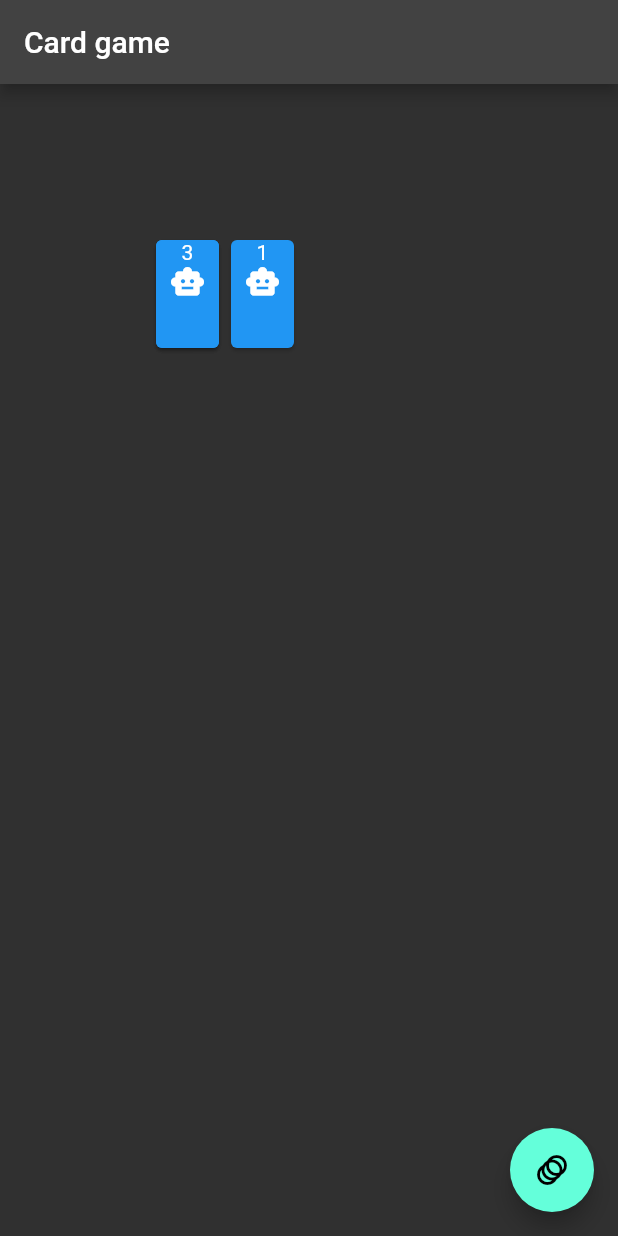
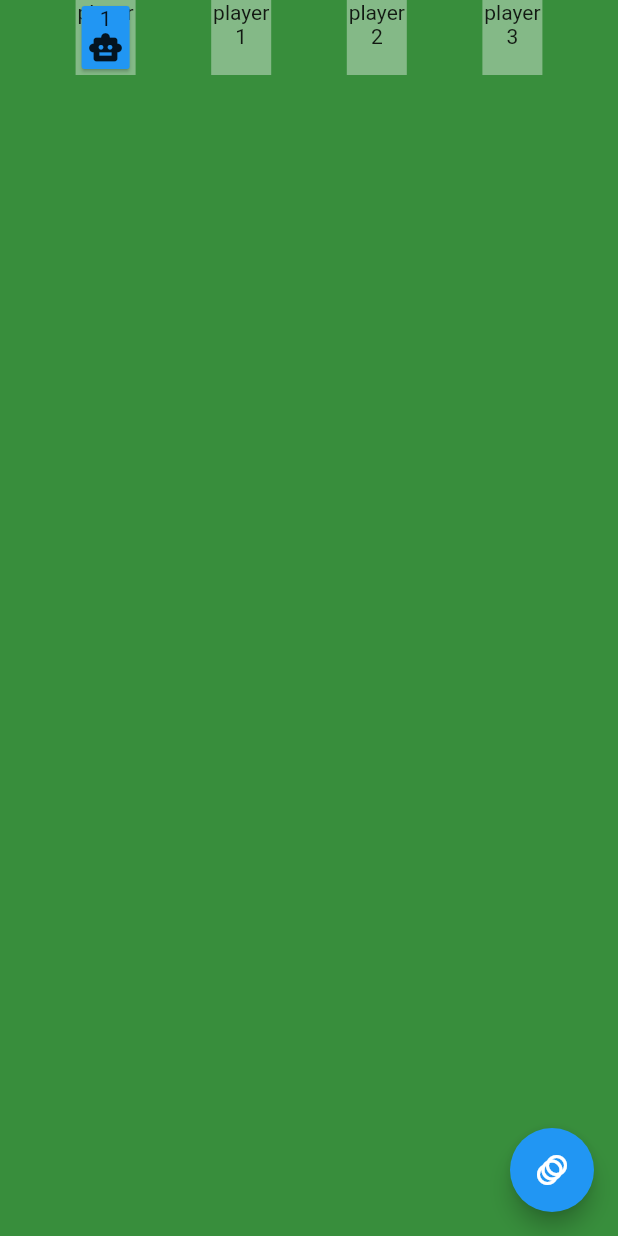
Before and after one commit to stephtelolahy/SixTakes, a Flutter app: the screen it shows after launch, after a tap on the "animation" icon, on a phone screen of 412 x 824 dp. Run offline on Flutter 3.47's test engine with Material 2 defaults, Android fonts, the light colour scheme and no system bars; our stand-ins replace equatable, rxdart.

Commit message:
animate card using globalKey

```diff
--- a/lib/main.dart
+++ b/lib/main.dart
@@ -7,14 +7,13 @@ void main() => runApp(const MyApp());
 class MyApp extends StatelessWidget {
   const MyApp({Key? key}) : super(key: key);
 
-  static const String _title = 'Flutter Card Game';
+  static const String _title = '6takes!';
 
   @override
   Widget build(BuildContext context) {
-    return MaterialApp(
+    return const MaterialApp(
       title: _title,
-      theme: ThemeData(brightness: Brightness.dark),
-      home: const GameView(),
+      home: GameView(),
     );
   }
 }
--- a/lib/ui/game/game_model.dart
+++ b/lib/ui/game/game_model.dart
@@ -1,5 +1,3 @@
-import 'dart:ui';
-
 import 'package:flutter/widgets.dart';
 
 class DisplayableCard {
@@ -7,14 +5,14 @@ class DisplayableCard {
   final int bulls;
   bool covered;
   bool hidden;
-  Rect position;
+  String renderKey;
 
   DisplayableCard({
     required this.value,
     required this.bulls,
     this.covered = false,
     this.hidden = false,
-    required this.position,
+    required this.renderKey,
   });
 }
 
@@ -23,21 +21,13 @@ class GameModel extends ChangeNotifier {
 
   List<DisplayableCard> get cards => _cards;
 
-  void init() {
-    _cards.addAll(
-      List.generate(
-        3,
-        (idx) => DisplayableCard(
-          value: idx + 1,
-          bulls: 1,
-          position: const Rect.fromLTWH(100, 100, 50, 80),
-        ),
-      ),
-    );
-  }
-
   void update() {
-    _cards[0].position = _cards[0].position.translate(50, 0);
+    if (_cards.isEmpty) {
+      final card = DisplayableCard(value: 1, bulls: 1, renderKey: 'player0');
+      _cards.add(card);
+    } else {
+      _cards[0].renderKey = 'player1';
+    }
     notifyListeners();
   }
 }
--- a/lib/ui/game/game_view.dart
+++ b/lib/ui/game/game_view.dart
@@ -10,31 +10,105 @@ class GameView extends StatelessWidget {
   @override
   Widget build(BuildContext context) {
     return ChangeNotifierProvider<GameModel>(
-      create: (context) => GameModel()..init(),
+      create: (context) => GameModel(),
       builder: (context, _) => Scaffold(
-        appBar: AppBar(title: const Text('Card game')),
+        backgroundColor: Colors.green[700],
         floatingActionButton: FloatingActionButton(
           onPressed: () => context.read<GameModel>().update(),
           child: const Icon(Icons.animation),
         ),
-        body: const GameBoard(),
+        body: GameBoard(),
       ),
     );
   }
 }
 
 class GameBoard extends StatelessWidget {
-  const GameBoard({Key? key}) : super(key: key);
+  GameBoard({Key? key}) : super(key: key);
+
+  static const double CARD_WIDTH = 40;
+  static const double CARD_HEIGHT = 50;
+
+  final Map<String, GlobalKey> _globalKeys = {
+    'player0': GlobalKey(),
+    'player1': GlobalKey(),
+    'player2': GlobalKey(),
+    'player3': GlobalKey()
+  };
 
   @override
   Widget build(BuildContext context) {
     return Consumer<GameModel>(builder: (context, model, child) {
-      return Container(
-        constraints: const BoxConstraints.expand(),
-        child: Stack(
-          children: model.cards.map((e) => CardWidget(data: e)).toList(),
-        ),
+      return Stack(
+        children: <Widget>[
+              SafeArea(
+                child: Column(
+                  children: [
+                    _buildOthers(context),
+                    //_buildPlayground(context, discard: _gameController.discard),
+                    //_buildYou(context, _gameController.you, state),
+                    //_buildHand(context, _gameController.you.hand),
+                  ],
+                ),
+              )
+            ] +
+            model.cards
+                .map((e) => CardWidget(data: e, renderBox: _globalKeys[e.renderKey]!.renderBox()))
+                .toList(),
       );
     });
   }
+
+  Widget _buildOthers(BuildContext context) {
+    return Row(
+      mainAxisAlignment: MainAxisAlignment.spaceEvenly,
+      crossAxisAlignment: CrossAxisAlignment.start,
+      children: List.generate(
+          4,
+          (idx) => CardPlaceholder(
+                key: _globalKeys['player$idx'],
+                name: 'player$idx',
+                width: CARD_WIDTH,
+                height: CARD_HEIGHT,
+              )).toList(),
+    );
+  }
 }
+
+class CardPlaceholder extends StatelessWidget {
+  final String name;
+  final double width;
+  final double height;
+
+  const CardPlaceholder({
+    Key? key,
+    required this.name,
+    required this.width,
+    required this.height,
+  }) : super(key: key);
+
+  @override
+  Widget build(BuildContext context) {
+    return Container(
+      color: Colors.white38,
+      width: width,
+      height: height,
+      child: Text(
+        name,
+        textAlign: TextAlign.center,
+      ),
+    );
+  }
+}
+
+extension Positionning on GlobalKey {
+  Rect renderBox() {
+    final context = currentContext;
+    if (context == null) {
+      throw Exception("Missing GlobalKey context");
+    }
+    final box = context.findRenderObject() as RenderBox;
+    final offset = box.localToGlobal(Offset.zero);
+    return Rect.fromLTWH(offset.dx, offset.dy, box.size.width, box.size.height);
+  }
+}
--- a/lib/ui/game/widgets/card_widget.dart
+++ b/lib/ui/game/widgets/card_widget.dart
@@ -4,17 +4,22 @@ import '../game_model.dart';
 
 class CardWidget extends StatelessWidget {
   final DisplayableCard data;
+  final Rect renderBox;
 
-  const CardWidget({Key? key, required this.data}) : super(key: key);
+  const CardWidget({
+    Key? key,
+    required this.data,
+    required this.renderBox,
+  }) : super(key: key);
 
   @override
   Widget build(BuildContext context) {
     return AnimatedPositioned(
         key: Key(data.value.toString()),
-        width: data.position.width,
-        height: data.position.height,
-        top: data.position.top,
-        left: data.position.left,
+        width: renderBox.width,
+        height: renderBox.height,
+        top: renderBox.top,
+        left: renderBox.left,
         duration: const Duration(milliseconds: 500),
         curve: Curves.fastOutSlowIn,
         child: Opacity(
@@ -22,12 +27,15 @@ class CardWidget extends StatelessWidget {
           child: Card(
             elevation: 1.0,
             shape: RoundedRectangleBorder(
-              borderRadius: BorderRadius.circular(4.0),
+              borderRadius: BorderRadius.circular(2.0),
             ),
             color: Colors.blue,
             child: Center(
               child: Column(
-                children: [Text('${data.value}'), const Icon(Icons.smart_toy)],
+                children: [
+                  Text('${data.value}'),
+                  const Icon(Icons.smart_toy),
+                ],
               ),
             ),
           ),
```
